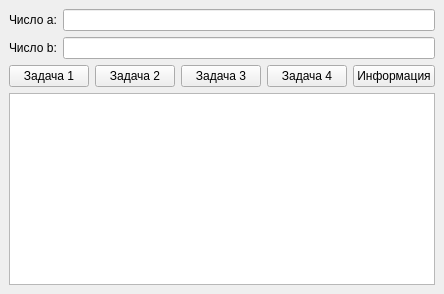
Qt form Task1/mainwindow.ui (TETROGAME/summer-practice) before a commit.
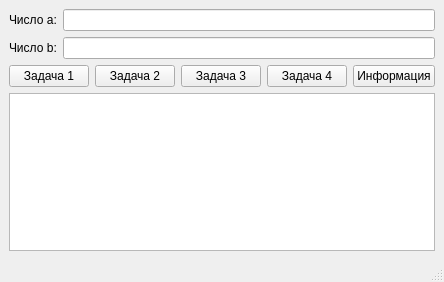
The same form after that commit.

```diff
--- a/Task1/mainwindow.ui
+++ b/Task1/mainwindow.ui
@@ -2,6 +2,14 @@
 <ui version="4.0">
  <class>MainWindow</class>
  <widget class="QMainWindow" name="MainWindow">
+  <property name="geometry">
+   <rect>
+    <x>0</x>
+    <y>0</y>
+    <width>430</width>
+    <height>282</height>
+   </rect>
+  </property>
   <property name="windowTitle">
    <string>Задачи myNumber</string>
   </property>
@@ -79,6 +87,7 @@
     </item>
    </layout>
   </widget>
+  <widget class="QStatusBar" name="statusBar"/>
  </widget>
  <resources/>
  <connections/>
```
